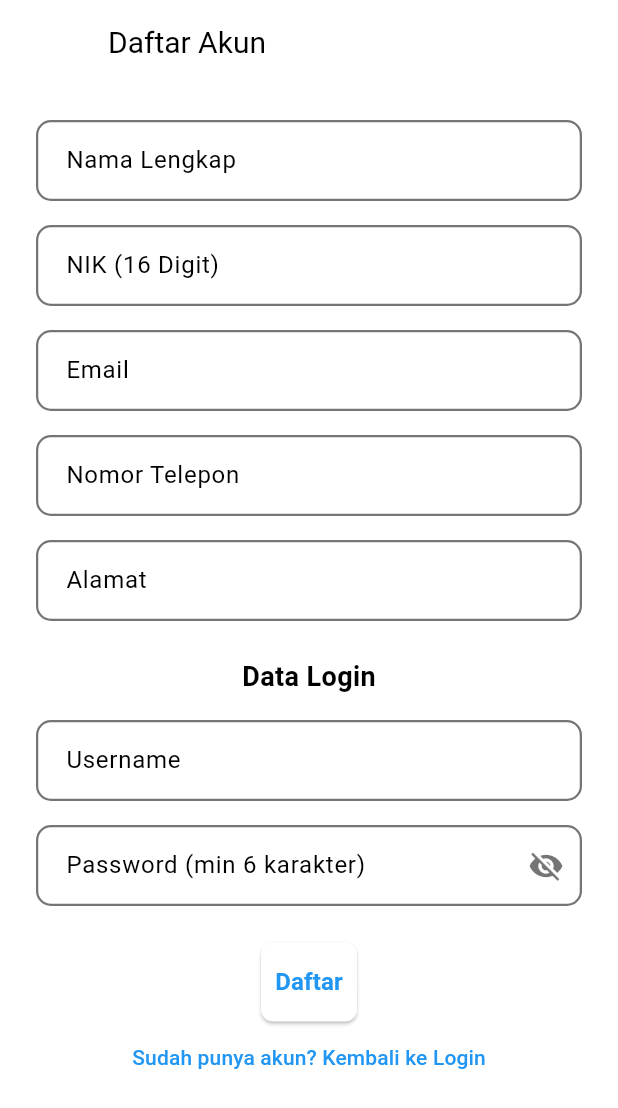
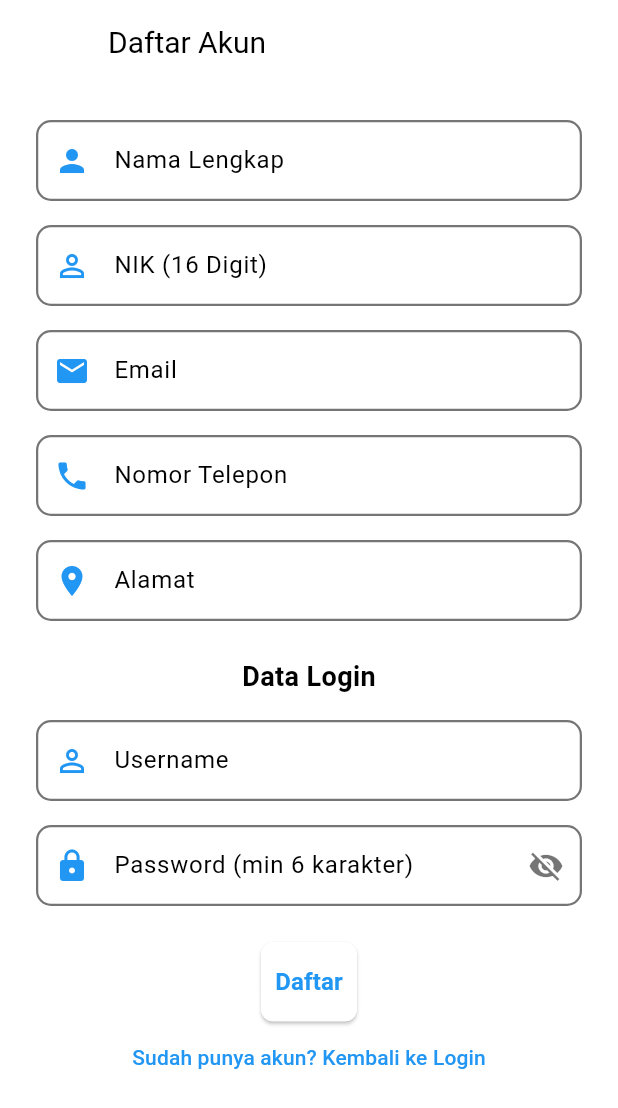
Before and after one commit to Desphyr/utspam_C_5B_0003, a Flutter app: the RegisterPage screen opened directly, on a phone screen of 412 x 824 dp. Shown: the top 1108 px of the screen. Run offline on Flutter 3.47's test engine with Material 3 defaults, Android fonts, the phone set to English and light mode, and no system bars; our stand-ins replace shared_preferences, sqflite; accounts and stored records are empty.

Commit message:
fix : Updated register dengan tambah icon

```diff
--- a/lib/pages/auth/register_page.dart
+++ b/lib/pages/auth/register_page.dart
@@ -79,12 +79,14 @@ class _RegisterPageState extends State<RegisterPage> {
               CustomInputField(
                 controller: _namaController,
                 label: 'Nama Lengkap',
+                prefixIcon: Icons.person,
                 validator: Validators.required,
               ),
               const SizedBox(height: 16),
               CustomInputField(
                 controller: _nikController,
                 label: 'NIK (16 Digit)',
+                prefixIcon: Icons.perm_identity,
                 keyboardType: TextInputType.number,
                 validator: Validators.validateNik,
               ),
@@ -92,6 +94,7 @@ class _RegisterPageState extends State<RegisterPage> {
               CustomInputField(
                 controller: _emailController,
                 label: 'Email',
+                prefixIcon: Icons.email,
                 keyboardType: TextInputType.emailAddress,
                 validator: Validators.validateEmail,
               ),
@@ -99,6 +102,7 @@ class _RegisterPageState extends State<RegisterPage> {
               CustomInputField(
                 controller: _telpController,
                 label: 'Nomor Telepon',
+                prefixIcon: Icons.phone,
                 keyboardType: TextInputType.phone,
                 validator: Validators.validatePhoneNumber,
               ),
@@ -106,6 +110,7 @@ class _RegisterPageState extends State<RegisterPage> {
               CustomInputField(
                 controller: _alamatController,
                 label: 'Alamat',
+                prefixIcon: Icons.location_on,
                 validator: Validators.required,
               ),
               const SizedBox(height: 24),
@@ -114,6 +119,7 @@ class _RegisterPageState extends State<RegisterPage> {
               CustomInputField(
                 controller: _usernameController,
                 label: 'Username',
+                prefixIcon: Icons.person_outline,
                 validator: Validators.required,
               ),
               const SizedBox(height: 16),
@@ -121,6 +127,7 @@ class _RegisterPageState extends State<RegisterPage> {
                 controller: _passwordController,
                 label: 'Password (min 6 karakter)',
                 isPassword: true,
+                prefixIcon: Icons.lock,
                 validator: Validators.validatePassword,
               ),
               const SizedBox(height: 24),
```
